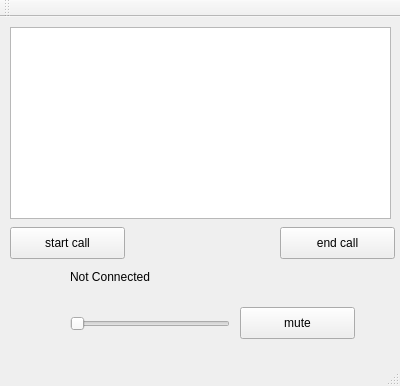
First picture: the form in soft336/mainwindow.ui, repository samulacrum/qt-audio-networking, before the edit.
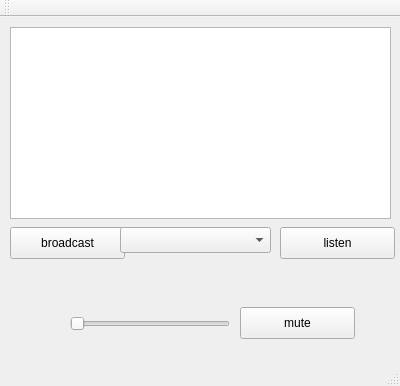
Second picture: the form after the edit.

```diff
--- a/soft336/mainwindow.ui
+++ b/soft336/mainwindow.ui
@@ -34,7 +34,7 @@
      </rect>
     </property>
     <property name="text">
-     <string>start call</string>
+     <string>broadcast</string>
     </property>
    </widget>
    <widget class="QPushButton" name="endCallButton">
@@ -47,20 +47,7 @@
      </rect>
     </property>
     <property name="text">
-     <string>end call</string>
-    </property>
-   </widget>
-   <widget class="QLabel" name="callInfo">
-    <property name="geometry">
-     <rect>
-      <x>70</x>
-      <y>250</y>
-      <width>251</width>
-      <height>20</height>
-     </rect>
-    </property>
-    <property name="text">
-     <string>Not Connected</string>
+     <string>listen</string>
     </property>
    </widget>
    <widget class="QPushButton" name="muteButton">
@@ -89,6 +76,16 @@
      <enum>Qt::Horizontal</enum>
     </property>
    </widget>
+   <widget class="QComboBox" name="deviceComboBox">
+    <property name="geometry">
+     <rect>
+      <x>120</x>
+      <y>210</y>
+      <width>151</width>
+      <height>26</height>
+     </rect>
+    </property>
+   </widget>
   </widget>
   <widget class="QMenuBar" name="menuBar">
    <property name="geometry">
```
Left out of the diff: 4 changed lines with no effect on the pictures.
